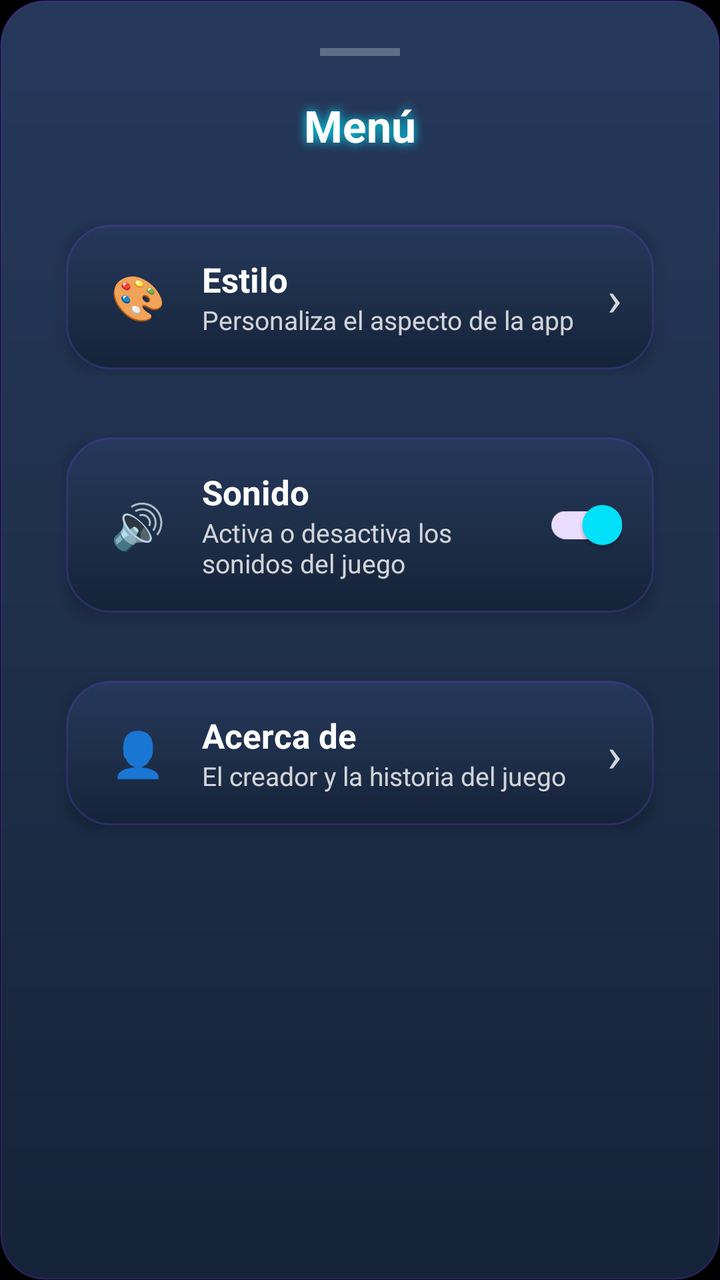
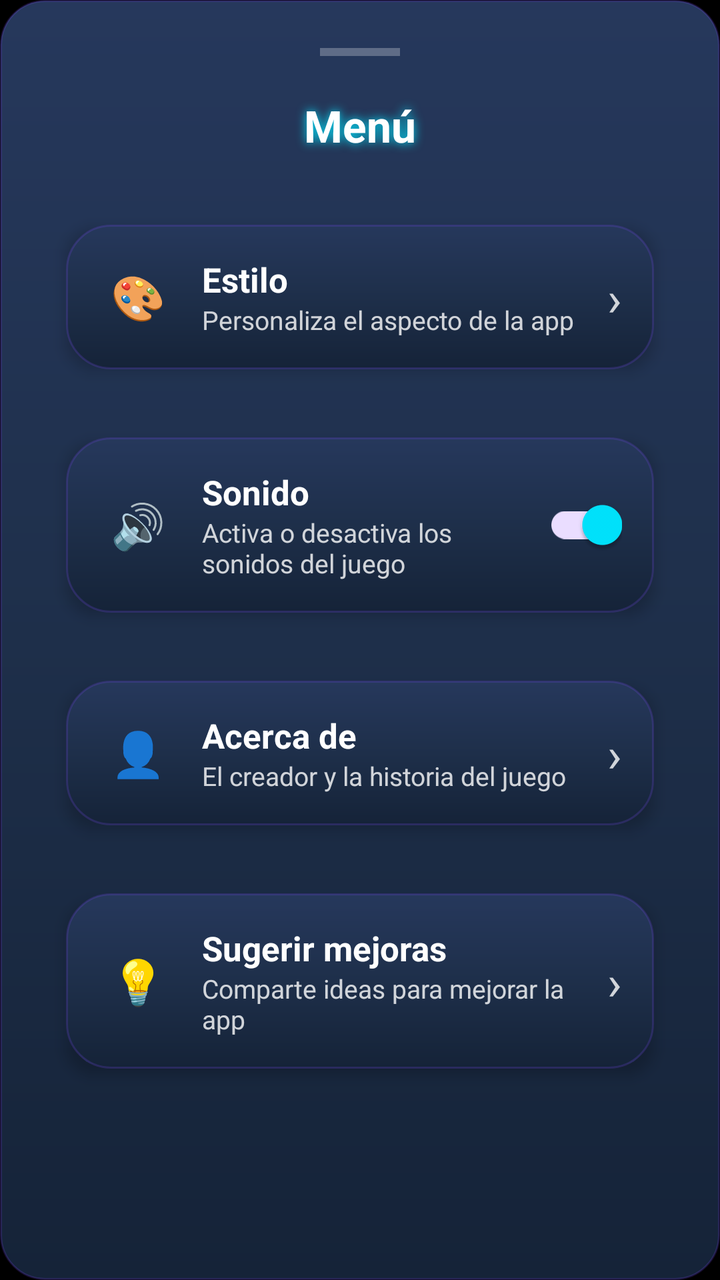

An Android layout rendered at two revisions. The XML below is the earlier revision; the diff shows what the commit changed to produce the second picture.
<!-- AndroidManifest.xml: application theme Theme.ImpostorGame -->
<!-- res/layout/bottomsheet_menu.xml -->
<?xml version="1.0" encoding="utf-8"?>
<LinearLayout xmlns:android="http://schemas.android.com/apk/res/android"
    xmlns:app="http://schemas.android.com/apk/res-auto"
    android:id="@+id/rootBottomSheet"
    android:layout_width="match_parent"
    android:layout_height="wrap_content"
    android:orientation="vertical"
    android:padding="24dp"
    android:background="@drawable/bg_card_main">

    
    <View
        android:layout_width="40dp"
        android:layout_height="4dp"
        android:layout_gravity="center_horizontal"
        android:layout_marginBottom="20dp"
        android:background="#44FFFFFF"/>

    <TextView
        android:layout_width="match_parent"
        android:layout_height="wrap_content"
        android:id="@+id/txtMenuTitle"
        android:layout_marginBottom="24dp"
        android:gravity="center"
        android:text="Menú"
        android:textColor="@android:color/white"
        android:textSize="22sp"
        android:textStyle="bold"
        android:shadowColor="#00E5FF"
        android:shadowDx="0"
        android:shadowDy="0"
        android:shadowRadius="12" />

    
    <androidx.cardview.widget.CardView
        android:id="@+id/cardMenuEstilo"
        android:layout_width="match_parent"
        android:layout_height="wrap_content"
        android:layout_marginBottom="12dp"
        android:clickable="true"
        android:focusable="true"
        app:cardCornerRadius="16dp"
        app:cardElevation="4dp"
        app:cardUseCompatPadding="true"
        app:cardBackgroundColor="@android:color/transparent">

        <LinearLayout
            android:layout_width="match_parent"
            android:layout_height="wrap_content"
            android:orientation="horizontal"
            android:padding="16dp"
            android:gravity="center_vertical"
            android:background="@drawable/bg_card_main">

            <TextView
                android:layout_width="40dp"
                android:layout_height="40dp"
                android:text="🎨"
                android:textSize="22sp"
                android:gravity="center" />

            <LinearLayout
                android:layout_width="0dp"
                android:layout_height="wrap_content"
                android:layout_weight="1"
                android:orientation="vertical"
                android:layout_marginStart="12dp">

                <TextView
                    android:layout_width="wrap_content"
                    android:layout_height="wrap_content"
                    android:text="Estilo"
                    android:textColor="@android:color/white"
                    android:textSize="17sp"
                    android:textStyle="bold" />

                <TextView
                    android:layout_width="wrap_content"
                    android:layout_height="wrap_content"
                    android:text="Personaliza el aspecto de la app"
                    android:textColor="#CCFFFFFF"
                    android:textSize="13sp" />

            </LinearLayout>

            <TextView
                android:layout_width="wrap_content"
                android:layout_height="wrap_content"
                android:text="›"
                android:textColor="#CCFFFFFF"
                android:textSize="24sp" />

        </LinearLayout>
    </androidx.cardview.widget.CardView>


    
    <androidx.cardview.widget.CardView
        android:id="@+id/cardMenuSonido"
        android:layout_width="match_parent"
        android:layout_height="wrap_content"
        android:layout_marginBottom="12dp"
        app:cardCornerRadius="16dp"
        app:cardElevation="4dp"
        app:cardUseCompatPadding="true"
        app:cardBackgroundColor="@android:color/transparent">

        <LinearLayout
            android:layout_width="match_parent"
            android:layout_height="wrap_content"
            android:orientation="horizontal"
            android:padding="16dp"
            android:gravity="center_vertical"
            android:background="@drawable/bg_card_main">

            <TextView
                android:layout_width="40dp"
                android:layout_height="40dp"
                android:text="🔊"
                android:textSize="22sp"
                android:gravity="center" />

            <LinearLayout
                android:layout_width="0dp"
                android:layout_height="wrap_content"
                android:layout_weight="1"
                android:orientation="vertical"
                android:layout_marginStart="12dp">

                <TextView
                    android:layout_width="wrap_content"
                    android:layout_height="wrap_content"
                    android:text="Sonido"
                    android:textColor="@android:color/white"
                    android:textSize="17sp"
                    android:textStyle="bold" />

                <TextView
                    android:layout_width="wrap_content"
                    android:layout_height="wrap_content"
                    android:text="Activa o desactiva los sonidos del juego"
                    android:textColor="#CCFFFFFF"
                    android:textSize="13sp" />

            </LinearLayout>

            <com.google.android.material.switchmaterial.SwitchMaterial
                android:id="@+id/switchSonidoMenu"
                android:layout_width="wrap_content"
                android:layout_height="wrap_content"
                android:checked="true" />

        </LinearLayout>
    </androidx.cardview.widget.CardView>

    
    <androidx.cardview.widget.CardView
        android:id="@+id/cardMenuAcercaDe"
        android:layout_width="match_parent"
        android:layout_height="wrap_content"
        android:layout_marginBottom="12dp"
        android:clickable="true"
        android:focusable="true"
        app:cardCornerRadius="16dp"
        app:cardElevation="4dp"
        app:cardUseCompatPadding="true"
        app:cardBackgroundColor="@android:color/transparent">

        <LinearLayout
            android:layout_width="match_parent"
            android:layout_height="wrap_content"
            android:orientation="horizontal"
            android:padding="16dp"
            android:gravity="center_vertical"
            android:background="@drawable/bg_card_main">

            <TextView
                android:layout_width="40dp"
                android:layout_height="40dp"
                android:text="👤"
                android:textSize="22sp"
                android:gravity="center" />

            <LinearLayout
                android:layout_width="0dp"
                android:layout_height="wrap_content"
                android:layout_weight="1"
                android:orientation="vertical"
                android:layout_marginStart="12dp">

                <TextView
                    android:layout_width="wrap_content"
                    android:layout_height="wrap_content"
                    android:text="Acerca de"
                    android:textColor="@android:color/white"
                    android:textSize="17sp"
                    android:textStyle="bold" />

                <TextView
                    android:layout_width="wrap_content"
                    android:layout_height="wrap_content"
                    android:text="El creador y la historia del juego"
                    android:textColor="#CCFFFFFF"
                    android:textSize="13sp" />

            </LinearLayout>

            <TextView
                android:layout_width="wrap_content"
                android:layout_height="wrap_content"
                android:text="›"
                android:textColor="#CCFFFFFF"
                android:textSize="24sp" />

        </LinearLayout>
    </androidx.cardview.widget.CardView>

    <Space android:layout_width="match_parent" android:layout_height="48dp" />

</LinearLayout>
<!-- resources referenced by this layout -->
<resources>
  <!-- drawable bg_card_main (drawable) -->
  <?xml version="1.0" encoding="utf-8"?>
  <shape xmlns:android="http://schemas.android.com/apk/res/android">
  
      
      <gradient
          android:type="linear"
          android:angle="90"
          android:startColor="#152338"
          android:centerColor="#1E2F4A"
          android:endColor="#26385C" />
  
      
      <corners android:radius="22dp" />
  
      
      <stroke
          android:width="1dp"
          android:color="#337C4DFF" />
  </shape>
  <style name="Theme.ImpostorGame" parent="Base.Theme.ImpostorGame">
          <item name="colorPrimary">#00E5FF</item>
          <item name="colorOnPrimary">#FFFFFF</item>
          <item name="android:statusBarColor">@android:color/transparent</item>
          <item name="android:windowBackground">@android:color/black</item>
      </style>
  <style name="Base.Theme.ImpostorGame" parent="Theme.Material3.DayNight.NoActionBar" />
</resources>

<!-- the commit's change to res/layout/bottomsheet_menu.xml (unified diff, before → after) -->
@@ -215,6 +215,68 @@
         </LinearLayout>
     </androidx.cardview.widget.CardView>
 
+    
+    <androidx.cardview.widget.CardView
+        android:id="@+id/cardMenuSugerencias"
+        android:layout_width="match_parent"
+        android:layout_height="wrap_content"
+        android:layout_marginBottom="12dp"
+        android:clickable="true"
+        android:focusable="true"
+        app:cardCornerRadius="16dp"
+        app:cardElevation="4dp"
+        app:cardUseCompatPadding="true"
+        app:cardBackgroundColor="@android:color/transparent">
+
+        <LinearLayout
+            android:layout_width="match_parent"
+            android:layout_height="wrap_content"
+            android:orientation="horizontal"
+            android:padding="16dp"
+            android:gravity="center_vertical"
+            android:background="@drawable/bg_card_main">
+
+            <TextView
+                android:layout_width="40dp"
+                android:layout_height="40dp"
+                android:text="💡"
+                android:textSize="22sp"
+                android:gravity="center" />
+
+            <LinearLayout
+                android:layout_width="0dp"
+                android:layout_height="wrap_content"
+                android:layout_weight="1"
+                android:orientation="vertical"
+                android:layout_marginStart="12dp">
+
+                <TextView
+                    android:layout_width="wrap_content"
+                    android:layout_height="wrap_content"
+                    android:text="Sugerir mejoras"
+                    android:textColor="@android:color/white"
+                    android:textSize="17sp"
+                    android:textStyle="bold" />
+
+                <TextView
+                    android:layout_width="wrap_content"
+                    android:layout_height="wrap_content"
+                    android:text="Comparte ideas para mejorar la app"
+                    android:textColor="#CCFFFFFF"
+                    android:textSize="13sp" />
+
+            </LinearLayout>
+
+            <TextView
+                android:layout_width="wrap_content"
+                android:layout_height="wrap_content"
+                android:text="›"
+                android:textColor="#CCFFFFFF"
+                android:textSize="24sp" />
+
+        </LinearLayout>
+    </androidx.cardview.widget.CardView>
+
     <Space android:layout_width="match_parent" android:layout_height="48dp" />
 
 </LinearLayout>
